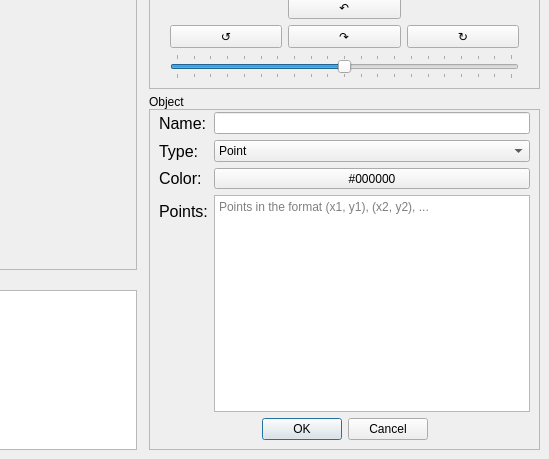
Above: data/main.ui from RamAddict/Interactive-Graphical-System before the change; both pictures show x 731 to 1280 and y 335 to 794 of the 1280 by 794 pixel window. Below: the same form after it.
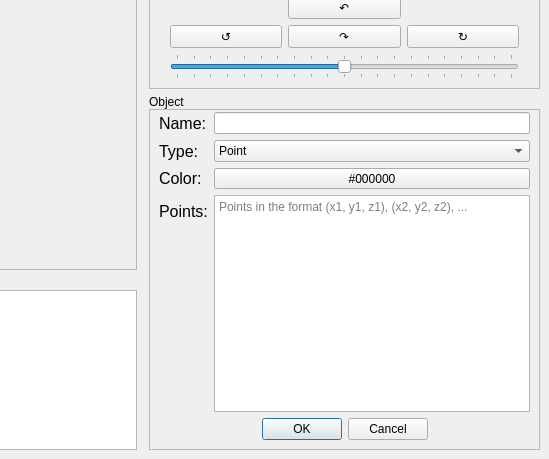
That is the form after the change. The open tabs and pages were chosen to show the change. Icons and pictures are not drawn.

Patch:
```diff
--- a/data/main.ui
+++ b/data/main.ui
@@ -411,8 +411,8 @@
             <rect>
              <x>0</x>
              <y>0</y>
-             <width>186</width>
-             <height>253</height>
+             <width>404</width>
+             <height>270</height>
             </rect>
            </property>
            <layout class="QVBoxLayout" name="verticalLayout">
@@ -536,7 +536,7 @@
               <item row="3" column="1">
                <widget class="QPlainTextEdit" name="pointsText">
                 <property name="placeholderText">
-                 <string>Points in the format (x1, y1), (x2, y2), ...</string>
+                 <string>Points in the format (x1, y1, z1), (x2, y2, z2), ...</string>
                 </property>
                </widget>
               </item>
```
Left out of the diff: 14 changed lines with no effect on the pictures.
